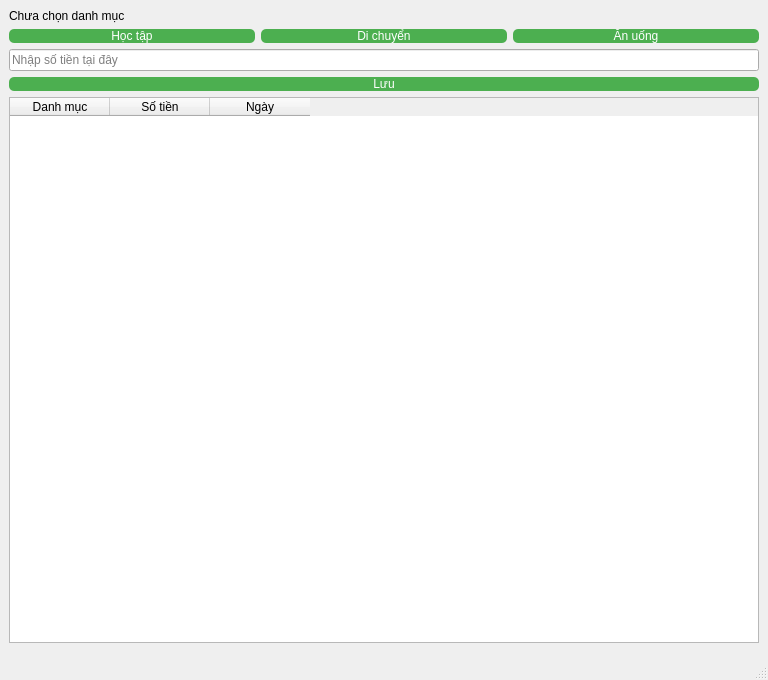
First picture: the form in mainwindow.ui, repository nguyenicthang/SnapSpend-Qt6, before the edit.
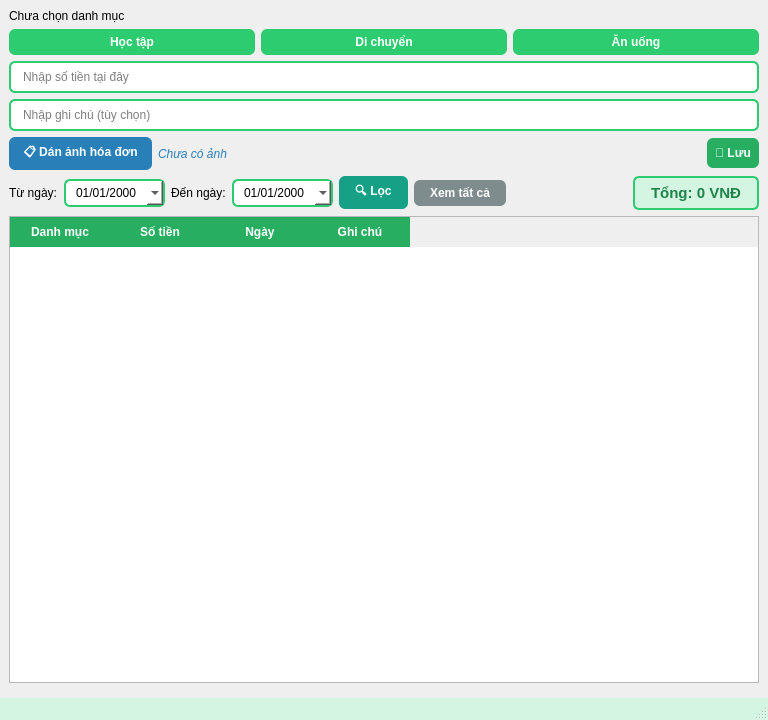
Second picture: the form after the edit.

Commit message: V2: them tinh nang loc ngay, tinh tong, ghi chu, dan anh, css xanh

What changed in the file:
```diff
--- a/mainwindow.ui
+++ b/mainwindow.ui
@@ -7,14 +7,63 @@
     <x>0</x>
     <y>0</y>
     <width>768</width>
-    <height>680</height>
+    <height>720</height>
    </rect>
   </property>
   <property name="windowTitle">
    <string>MainWindow</string>
   </property>
   <property name="styleSheet">
-   <string notr="true">QPushButton { background-color: #4CAF50; color: white; border-radius: 5px; }</string>
+   <string notr="true">
+QPushButton#btn_HocTap, QPushButton#btn_DiChuyen, QPushButton#btn_AnUong {
+    background-color: #2ecc71; color: white; border: none;
+    border-radius: 6px; padding: 6px 12px; font-weight: bold;
+}
+QPushButton#btn_HocTap:hover, QPushButton#btn_DiChuyen:hover, QPushButton#btn_AnUong:hover {
+    background-color: #27ae60;
+}
+QPushButton#btn_Luu {
+    background-color: #27ae60; color: white; border: none;
+    border-radius: 6px; padding: 8px; font-weight: bold;
+}
+QPushButton#btn_Loc {
+    background-color: #16a085; color: white; border: none;
+    border-radius: 6px; padding: 6px 16px; font-weight: bold;
+}
+QPushButton#btn_Loc:hover { background-color: #1abc9c; }
+QPushButton#btn_XemTat {
+    background-color: #7f8c8d; color: white; border: none;
+    border-radius: 6px; padding: 6px 16px; font-weight: bold;
+}
+QPushButton#btn_XemTat:hover { background-color: #95a5a6; }
+QPushButton#btn_DanAnh {
+    background-color: #2980b9; color: white; border: none;
+    border-radius: 6px; padding: 6px 14px; font-weight: bold;
+}
+QPushButton#btn_DanAnh:hover { background-color: #3498db; }
+QLineEdit#txt_SoTien, QLineEdit#txt_GhiChu {
+    border: 2px solid #2ecc71; border-radius: 6px;
+    padding: 6px 10px; background-color: #ffffff;
+}
+QDateEdit#date_BatDau, QDateEdit#date_KetThuc {
+    border: 2px solid #2ecc71; border-radius: 6px;
+    padding: 4px 8px; background-color: #ffffff;
+}
+QLabel#lbl_TongTien {
+    color: #1e8449; font-size: 15px; font-weight: bold;
+    background-color: #d5f5e3; border: 2px solid #2ecc71;
+    border-radius: 6px; padding: 6px 12px;
+}
+QLabel#lbl_AnhHoaDon {
+    color: #2980b9; font-style: italic;
+}
+QTableWidget#table_GiaoDich QHeaderView::section {
+    background-color: #27ae60; color: white;
+    font-weight: bold; padding: 6px; border: none;
+}
+QMenuBar { background-color: #1e8449; color: white; }
+QStatusBar { background-color: #d5f5e3; color: #1e8449; }
+   </string>
   </property>
   <widget class="QWidget" name="centralwidget">
    <layout class="QVBoxLayout" name="verticalLayout">
@@ -58,12 +107,122 @@
      </widget>
     </item>
     <item>
-     <widget class="QPushButton" name="btn_Luu">
-      <property name="text">
-       <string>Lưu</string>
+     <widget class="QLineEdit" name="txt_GhiChu">
+      <property name="placeholderText">
+       <string>Nhập ghi chú (tùy chọn)</string>
       </property>
      </widget>
     </item>
+    <item>
+     <layout class="QHBoxLayout" name="horizontalLayout_luu">
+      <item>
+       <widget class="QPushButton" name="btn_DanAnh">
+        <property name="text">
+         <string>📋 Dán ảnh hóa đơn</string>
+        </property>
+       </widget>
+      </item>
+      <item>
+       <widget class="QLabel" name="lbl_AnhHoaDon">
+        <property name="text">
+         <string>Chưa có ảnh</string>
+        </property>
+       </widget>
+      </item>
+      <item>
+       <spacer name="spacer_luu">
+        <property name="orientation">
+         <enum>Qt::Orientation::Horizontal</enum>
+        </property>
+        <property name="sizeHint" stdset="0">
+         <size>
+          <width>40</width>
+          <height>0</height>
+         </size>
+        </property>
+       </spacer>
+      </item>
+      <item>
+       <widget class="QPushButton" name="btn_Luu">
+        <property name="text">
+         <string>💾 Lưu</string>
+        </property>
+       </widget>
+      </item>
+     </layout>
+    </item>
+    <item>
+     <layout class="QHBoxLayout" name="horizontalLayout_loc">
+      <item>
+       <widget class="QLabel" name="lbl_TuNgay">
+        <property name="text">
+         <string>Từ ngày:</string>
+        </property>
+       </widget>
+      </item>
+      <item>
+       <widget class="QDateEdit" name="date_BatDau">
+        <property name="displayFormat">
+         <string>dd/MM/yyyy</string>
+        </property>
+        <property name="calendarPopup">
+         <bool>true</bool>
+        </property>
+       </widget>
+      </item>
+      <item>
+       <widget class="QLabel" name="lbl_DenNgay">
+        <property name="text">
+         <string>Đến ngày:</string>
+        </property>
+       </widget>
+      </item>
+      <item>
+       <widget class="QDateEdit" name="date_KetThuc">
+        <property name="displayFormat">
+         <string>dd/MM/yyyy</string>
+        </property>
+        <property name="calendarPopup">
+         <bool>true</bool>
+        </property>
+       </widget>
+      </item>
+      <item>
+       <widget class="QPushButton" name="btn_Loc">
+        <property name="text">
+         <string>🔍 Lọc</string>
+        </property>
+       </widget>
+      </item>
+      <item>
+       <widget class="QPushButton" name="btn_XemTat">
+        <property name="text">
+         <string>Xem tất cả</string>
+        </property>
+       </widget>
+      </item>
+      <item>
+       <spacer name="horizontalSpacer">
+        <property name="orientation">
+         <enum>Qt::Orientation::Horizontal</enum>
+        </property>
+        <property name="sizeHint" stdset="0">
+         <size>
+          <width>0</width>
+          <height>0</height>
+         </size>
+        </property>
+       </spacer>
+      </item>
+      <item>
+       <widget class="QLabel" name="lbl_TongTien">
+        <property name="text">
+         <string>Tổng: 0 VNĐ</string>
+        </property>
+       </widget>
+      </item>
+     </layout>
+    </item>
     <item>
      <widget class="QTableWidget" name="table_GiaoDich">
       <column>
@@ -81,6 +240,11 @@
         <string>Ngày</string>
        </property>
       </column>
+      <column>
+       <property name="text">
+        <string>Ghi chú</string>
+       </property>
+      </column>
      </widget>
     </item>
     <item>
```
Left out of the diff: 4 changed lines with no effect on the pictures. The commit also changes 64 other files.
